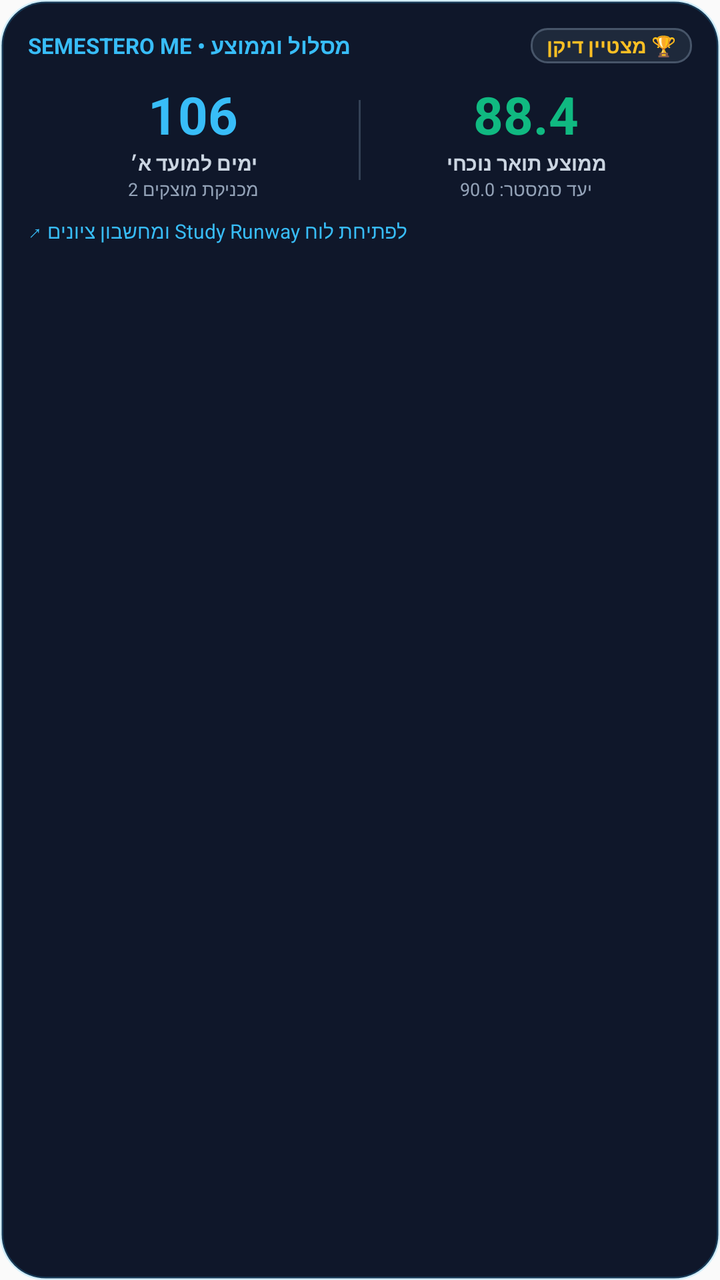
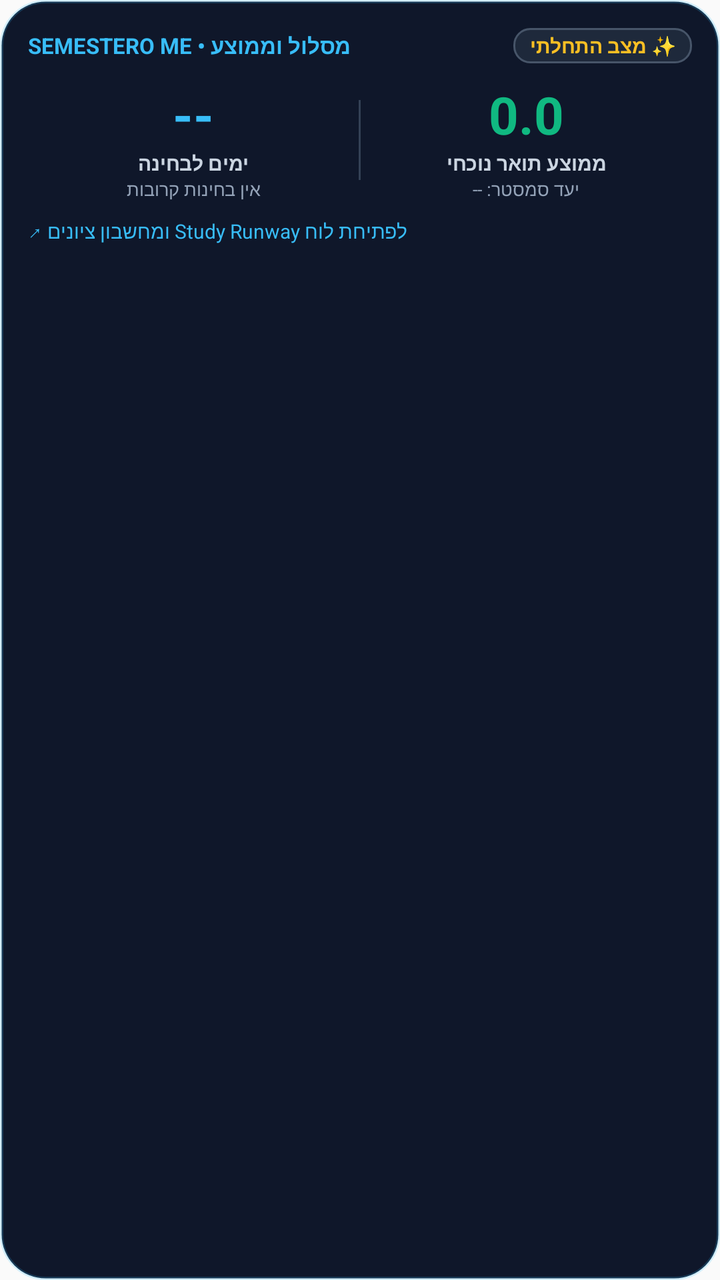

Screens rendered from an Android XML layout before and after an edit, with the pre-edit source and the edit as a unified diff.
<!-- AndroidManifest.xml: application theme AppTheme -->
<!-- res/layout/widget_finals_gpa.xml -->
<?xml version="1.0" encoding="utf-8"?>
<LinearLayout xmlns:android="http://schemas.android.com/apk/res/android"
    android:id="@+id/widget_finals_gpa_root"
    android:layout_width="match_parent"
    android:layout_height="match_parent"
    android:background="@drawable/widget_card_bg"
    android:orientation="vertical"
    android:padding="14dp">

    
    <LinearLayout
        android:layout_width="match_parent"
        android:layout_height="wrap_content"
        android:orientation="horizontal"
        android:gravity="center_vertical">

        <TextView
            android:layout_width="0dp"
            android:layout_height="wrap_content"
            android:layout_weight="1"
            android:text="SEMESTERO ME • מסלול וממוצע"
            android:textColor="#38bdf8"
            android:textSize="11sp"
            android:textStyle="bold" />

        <TextView
            android:id="@+id/widget_gpa_honors_badge"
            android:layout_width="wrap_content"
            android:layout_height="wrap_content"
            android:background="@drawable/widget_badge_bg"
            android:paddingLeft="8dp"
            android:paddingRight="8dp"
            android:paddingTop="2dp"
            android:paddingBottom="2dp"
            android:text="🏆 מצטיין דיקן"
            android:textColor="#fbbf24"
            android:textSize="10sp"
            android:textStyle="bold" />
    </LinearLayout>

    
    <LinearLayout
        android:layout_width="match_parent"
        android:layout_height="wrap_content"
        android:layout_marginTop="8dp"
        android:orientation="horizontal"
        android:gravity="center_vertical">

        
        <LinearLayout
            android:layout_width="0dp"
            android:layout_height="wrap_content"
            android:layout_weight="1"
            android:orientation="vertical"
            android:gravity="center">

            <TextView
                android:id="@+id/widget_finals_exam_days"
                android:layout_width="wrap_content"
                android:layout_height="wrap_content"
                android:text="106"
                android:textColor="#38bdf8"
                android:textSize="26sp"
                android:textStyle="bold" />

            <TextView
                android:id="@+id/widget_finals_exam_name"
                android:layout_width="wrap_content"
                android:layout_height="wrap_content"
                android:text="ימים למועד א׳"
                android:textColor="#cbd5e1"
                android:textSize="10sp"
                android:textStyle="bold"
                android:maxLines="1"
                android:ellipsize="end" />

            <TextView
                android:id="@+id/widget_finals_exam_course"
                android:layout_width="wrap_content"
                android:layout_height="wrap_content"
                android:text="מכניקת מוצקים 2"
                android:textColor="#94a3b8"
                android:textSize="9sp"
                android:maxLines="1"
                android:ellipsize="end" />
        </LinearLayout>

        
        <FrameLayout
            android:layout_width="1dp"
            android:layout_height="40dp"
            android:background="#334155" />

        
        <LinearLayout
            android:layout_width="0dp"
            android:layout_height="wrap_content"
            android:layout_weight="1"
            android:orientation="vertical"
            android:gravity="center">

            <TextView
                android:id="@+id/widget_gpa_current"
                android:layout_width="wrap_content"
                android:layout_height="wrap_content"
                android:text="88.4"
                android:textColor="#10b981"
                android:textSize="26sp"
                android:textStyle="bold" />

            <TextView
                android:layout_width="wrap_content"
                android:layout_height="wrap_content"
                android:text="ממוצע תואר נוכחי"
                android:textColor="#cbd5e1"
                android:textSize="10sp"
                android:textStyle="bold" />

            <TextView
                android:id="@+id/widget_gpa_target"
                android:layout_width="wrap_content"
                android:layout_height="wrap_content"
                android:text="יעד סמסטר: 90.0"
                android:textColor="#94a3b8"
                android:textSize="9sp" />
        </LinearLayout>
    </LinearLayout>

    
    <TextView
        android:layout_width="match_parent"
        android:layout_height="wrap_content"
        android:layout_marginTop="8dp"
        android:text="לפתיחת לוח Study Runway ומחשבון ציונים ↗"
        android:textColor="#38bdf8"
        android:textSize="10sp"
        android:gravity="left" />
</LinearLayout>
<!-- resources referenced by this layout -->
<resources>
  <!-- drawable widget_badge_bg (drawable) -->
  <?xml version="1.0" encoding="utf-8"?>
  <shape xmlns:android="http://schemas.android.com/apk/res/android"
      android:shape="rectangle">
      <solid android:color="#1e293b" />
      <corners android:radius="8dp" />
      <stroke
          android:width="1dp"
          android:color="#475569" />
  </shape>
  <!-- drawable widget_card_bg (drawable) -->
  <?xml version="1.0" encoding="utf-8"?>
  <shape xmlns:android="http://schemas.android.com/apk/res/android"
      android:shape="rectangle">
      <solid android:color="#0f172a" />
      <corners android:radius="22dp" />
      <stroke
          android:width="1.5dp"
          android:color="#3338bdf8" />
  </shape>
  <style name="AppTheme" parent="Theme.AppCompat.Light.DarkActionBar">
          
          <item name="colorPrimary">@color/colorPrimary</item>
          <item name="colorPrimaryDark">@color/colorPrimaryDark</item>
          <item name="colorAccent">@color/colorAccent</item>
      </style>
</resources>

<!-- the commit's change to res/layout/widget_finals_gpa.xml (unified diff, before → after) -->
@@ -32,7 +32,7 @@
             android:paddingRight="8dp"
             android:paddingTop="2dp"
             android:paddingBottom="2dp"
-            android:text="🏆 מצטיין דיקן"
+            android:text="✨ מצב התחלתי"
             android:textColor="#fbbf24"
             android:textSize="10sp"
             android:textStyle="bold" />
@@ -58,7 +58,7 @@
                 android:id="@+id/widget_finals_exam_days"
                 android:layout_width="wrap_content"
                 android:layout_height="wrap_content"
-                android:text="106"
+                android:text="--"
                 android:textColor="#38bdf8"
                 android:textSize="26sp"
                 android:textStyle="bold" />
@@ -67,7 +67,7 @@
                 android:id="@+id/widget_finals_exam_name"
                 android:layout_width="wrap_content"
                 android:layout_height="wrap_content"
-                android:text="ימים למועד א׳"
+                android:text="ימים לבחינה"
                 android:textColor="#cbd5e1"
                 android:textSize="10sp"
                 android:textStyle="bold"
@@ -78,7 +78,7 @@
                 android:id="@+id/widget_finals_exam_course"
                 android:layout_width="wrap_content"
                 android:layout_height="wrap_content"
-                android:text="מכניקת מוצקים 2"
+                android:text="אין בחינות קרובות"
                 android:textColor="#94a3b8"
                 android:textSize="9sp"
                 android:maxLines="1"
@@ -103,7 +103,7 @@
                 android:id="@+id/widget_gpa_current"
                 android:layout_width="wrap_content"
                 android:layout_height="wrap_content"
-                android:text="88.4"
+                android:text="0.0"
                 android:textColor="#10b981"
                 android:textSize="26sp"
                 android:textStyle="bold" />
@@ -120,7 +120,7 @@
                 android:id="@+id/widget_gpa_target"
                 android:layout_width="wrap_content"
                 android:layout_height="wrap_content"
-                android:text="יעד סמסטר: 90.0"
+                android:text="יעד סמסטר: --"
                 android:textColor="#94a3b8"
                 android:textSize="9sp" />
         </LinearLayout>
